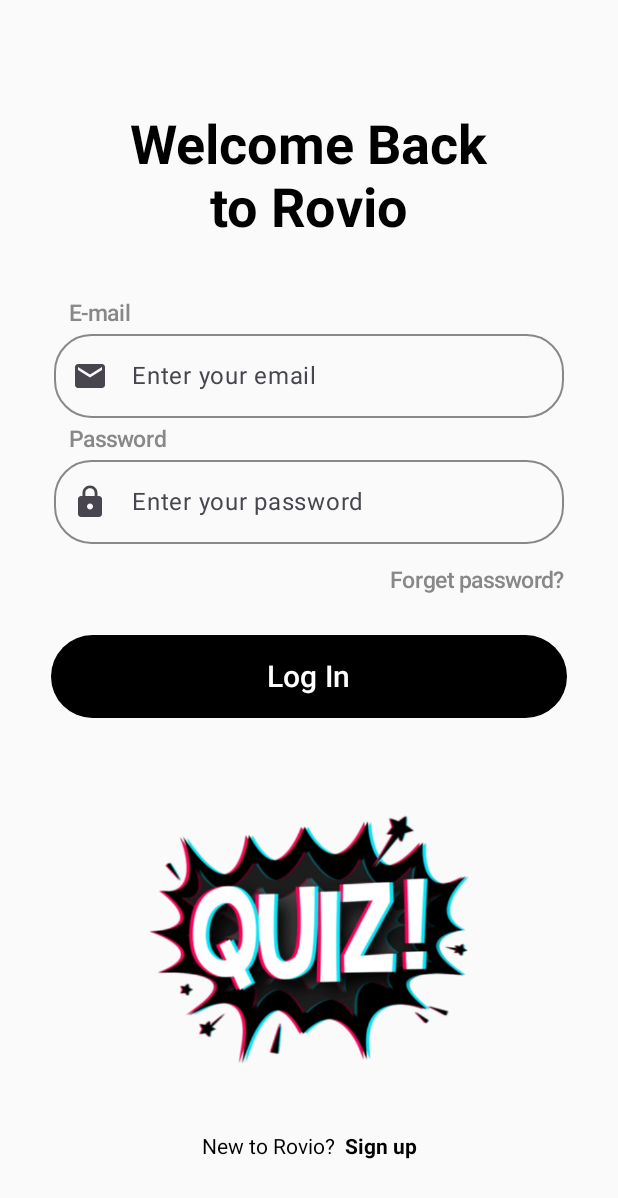
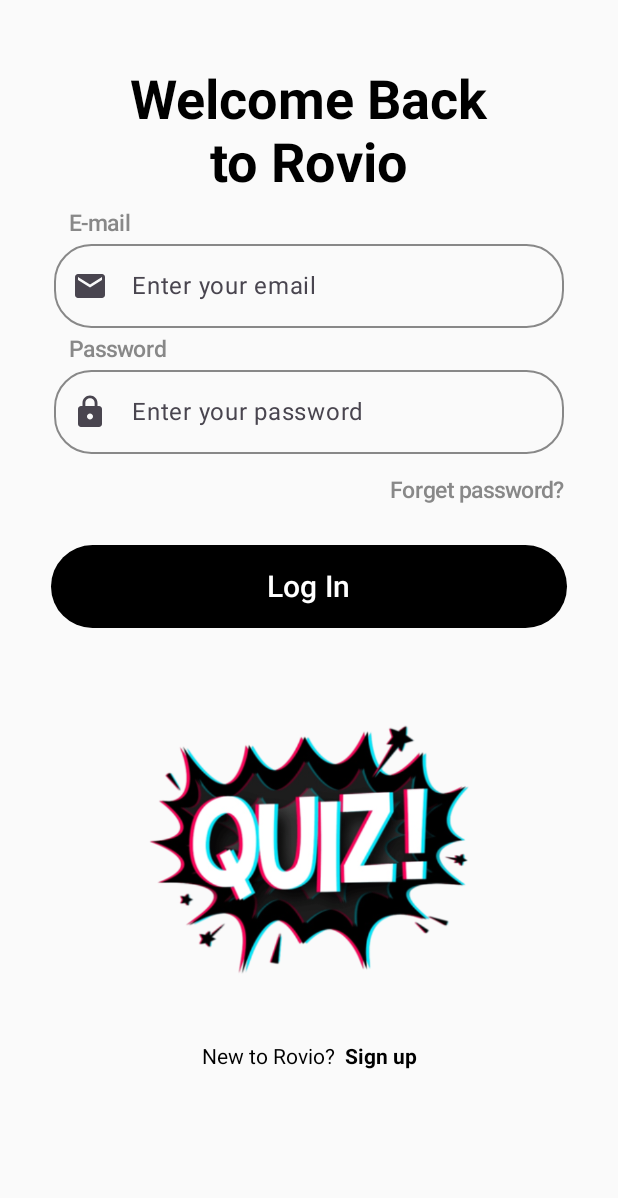
Before and after one commit to buildscript-dev/QuizApp, an Android app built with Jetpack Compose: the screen it shows after launch (MainActivity), on a phone screen of 412 x 824 dp. Shown: the top 1198 px of the screen. Run offline under Robolectric (Android 15) with nearby library versions, the phone set to English and light mode, and no system bars.

Commit message:
Some Bugs are fixed

```diff
--- a/app/src/main/java/com/example/quizapp/Component/LoginPage.kt
+++ b/app/src/main/java/com/example/quizapp/Component/LoginPage.kt
@@ -1,6 +1,5 @@
 package com.example.quizapp.Component
 
-import android.provider.CalendarContract.Colors
 import androidx.compose.foundation.Image
 import androidx.compose.foundation.clickable
 import androidx.compose.foundation.layout.Column
@@ -12,7 +11,6 @@
 import androidx.compose.foundation.layout.fillMaxWidth
 import androidx.compose.foundation.layout.height
 import androidx.compose.foundation.layout.padding
-import androidx.compose.foundation.layout.size
 import androidx.compose.foundation.layout.systemBars
 import androidx.compose.foundation.layout.width
 import androidx.compose.foundation.shape.RoundedCornerShape
@@ -20,11 +18,9 @@
 import androidx.compose.material.icons.Icons
 import androidx.compose.material.icons.filled.Email
 import androidx.compose.material.icons.filled.Lock
-import androidx.compose.material3.AlertDialogDefaults.containerColor
 import androidx.compose.material3.Button
 import androidx.compose.material3.ButtonDefaults
 import androidx.compose.material3.Icon
-import androidx.compose.material3.ListItemDefaults.contentColor
 import androidx.compose.material3.OutlinedTextField
 import androidx.compose.material3.OutlinedTextFieldDefaults
 import androidx.compose.material3.Text
@@ -38,7 +34,6 @@
 import androidx.compose.ui.graphics.Color
 import androidx.compose.ui.res.painterResource
 import androidx.compose.ui.text.TextStyle
-import androidx.compose.ui.text.font.FontStyle
 import androidx.compose.ui.text.font.FontWeight
 import androidx.compose.ui.text.input.KeyboardType
 import androidx.compose.ui.text.input.PasswordVisualTransformation
@@ -70,12 +65,11 @@
         horizontalAlignment = Alignment.CenterHorizontally,
 //    verticalArrangement = Arrangement.Center
     ) {
-        Spacer(modifier = Modifier.height(60.dp))
 
-        Text("Welcome Back", style = title)
+        Text("Welcome Back", style = title, modifier = Modifier.padding(top = 30.dp))
         Text("to Rovio", style = title)
 
-        Spacer(modifier = Modifier.height(40.dp))
+        Spacer(modifier = Modifier.height(10.dp))
 
 
         Text("E-mail", textAlign = TextAlign.Start, fontSize = 15.sp, fontWeight = FontWeight.SemiBold, color = Color.Gray, modifier = Modifier.fillMaxWidth().padding(horizontal = 30.dp))
--- a/app/src/main/java/com/example/quizapp/Component/StarPage.kt
+++ b/app/src/main/java/com/example/quizapp/Component/StarPage.kt
@@ -38,7 +38,7 @@
             Spacer(modifier = Modifier.height(20.dp))
 
             Text(
-                text = "Loading your quiz...",
+                text = "Loading Data...",
                 style = MaterialTheme.typography.bodyLarge,
                 color = Color.Gray
             )
```
Also changed, not shown: app/src/main/java/com/example/quizapp/Component/ProfilePage.kt (+38 -3 lines).
